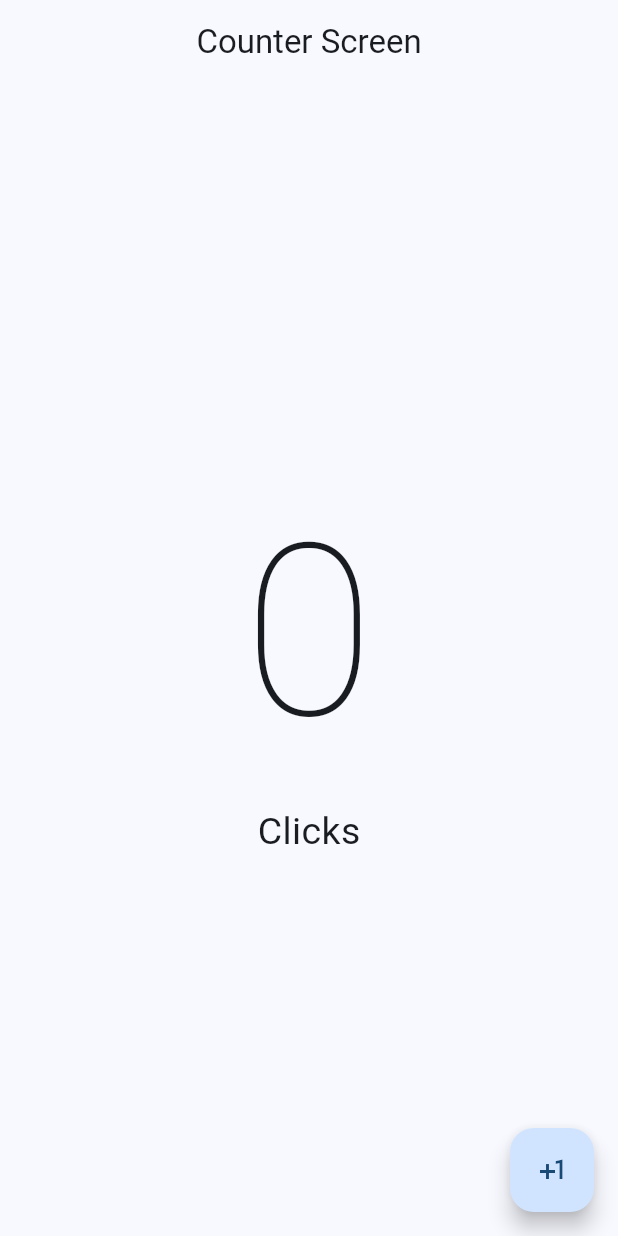
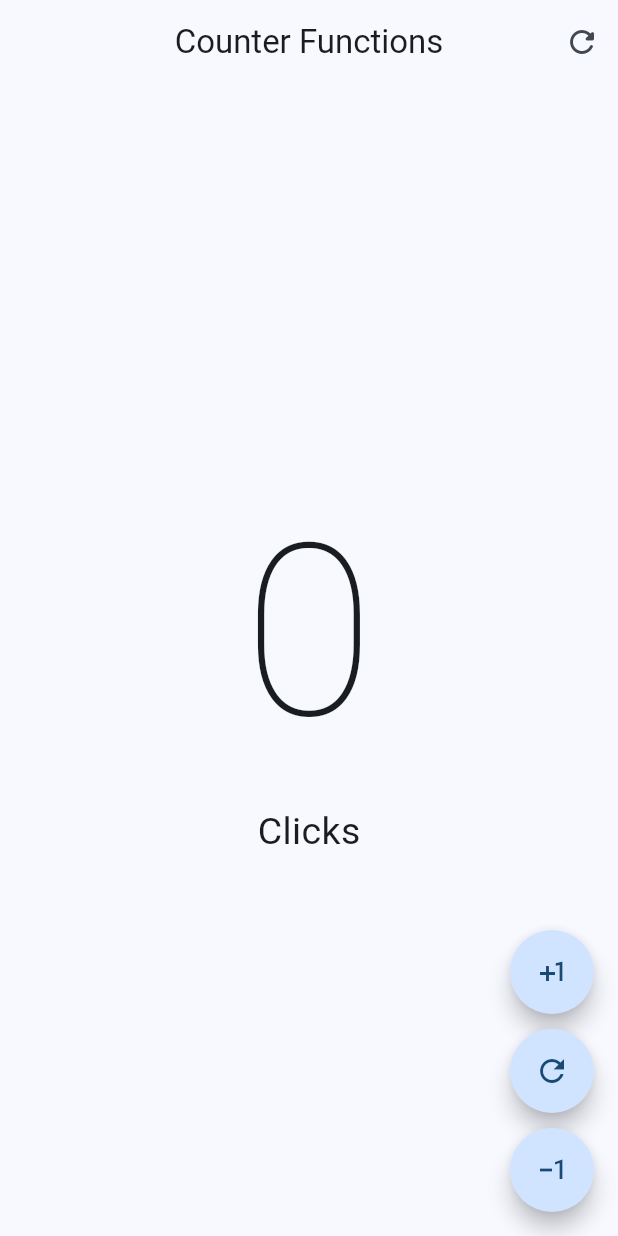
Before and after one commit to stacklast/flutter_hello_world_app, a Flutter app: the screen it shows after launch, on a phone screen of 412 x 824 dp. Run offline on Flutter 3.47's test engine with Material 3 defaults, Android fonts, the phone set to English and light mode, and no system bars.

Commit message:
feat: Using AppBar and actions

```diff
--- a/lib/main.dart
+++ b/lib/main.dart
@@ -1,5 +1,6 @@
 import 'package:flutter/material.dart';
-import 'package:hello_world_app/presentation/screens/counter/counter_screen.dart';
+import 'package:hello_world_app/presentation/screens/counter/counter_functions_screen.dart';
+//import 'package:hello_world_app/presentation/screens/counter/counter_screen.dart';
 
 void main() {
   runApp(const MyApp());
@@ -18,7 +19,7 @@ class MyApp extends StatelessWidget {
         useMaterial3: true,
         colorSchemeSeed: Colors.blue
       ),
-      home: const CounterScreen()
+      home: const CounterFunctionsScreen()
     );
   }
 }
--- /dev/null
+++ b/lib/presentation/screens/counter/counter_functions_screen.dart
@@ -0,0 +1,80 @@
+import 'package:flutter/material.dart';
+
+class CounterFunctionsScreen extends StatefulWidget {
+  const CounterFunctionsScreen({super.key});
+
+  @override
+  State<CounterFunctionsScreen> createState() => _CounterFunctionsScreenState();
+}
+
+class _CounterFunctionsScreenState extends State<CounterFunctionsScreen> {
+  int clickCounter = 0;
+
+  @override
+  Widget build(BuildContext context) {
+    return Scaffold(
+      appBar: AppBar(
+        title: const Text('Counter Functions'),
+        centerTitle: true,
+        actions: [
+          IconButton(
+          icon: Icon(Icons.refresh_rounded),
+          onPressed: (){
+            setState(() {
+              clickCounter = 0;
+            });
+          }),
+        ],
+      ),
+      body: Center(
+          child: Column(
+        mainAxisAlignment: MainAxisAlignment.center,
+        children: [
+          Text(
+            '$clickCounter',
+            style: const TextStyle(fontSize: 160, fontWeight: FontWeight.w100),
+          ),
+          Text('Click${ clickCounter == 1 ? '' : 's'}', style: const TextStyle(fontSize: 25))
+        ],
+      )),
+      floatingActionButton: Column(
+        mainAxisAlignment: MainAxisAlignment.end,
+        children: [
+          FloatingActionButton(
+            shape: StadiumBorder(),
+            onPressed: () {
+              setState(() {
+                clickCounter++;
+              });
+            },
+            child: const Icon(Icons.plus_one),
+          ),
+
+          SizedBox(height: 10),
+
+          FloatingActionButton(
+            shape: StadiumBorder(),
+            onPressed: () {
+              setState(() {
+                clickCounter++;
+              });
+            },
+            child: const Icon(Icons.refresh_outlined),
+          ),
+
+          SizedBox(height: 10),
+
+          FloatingActionButton(
+            shape: StadiumBorder(),
+            onPressed: () {
+              setState(() {
+                clickCounter--;
+              });
+            },
+            child: const Icon(Icons.exposure_minus_1),
+          ),
+        ],
+      )
+    );
+  }
+}
```
